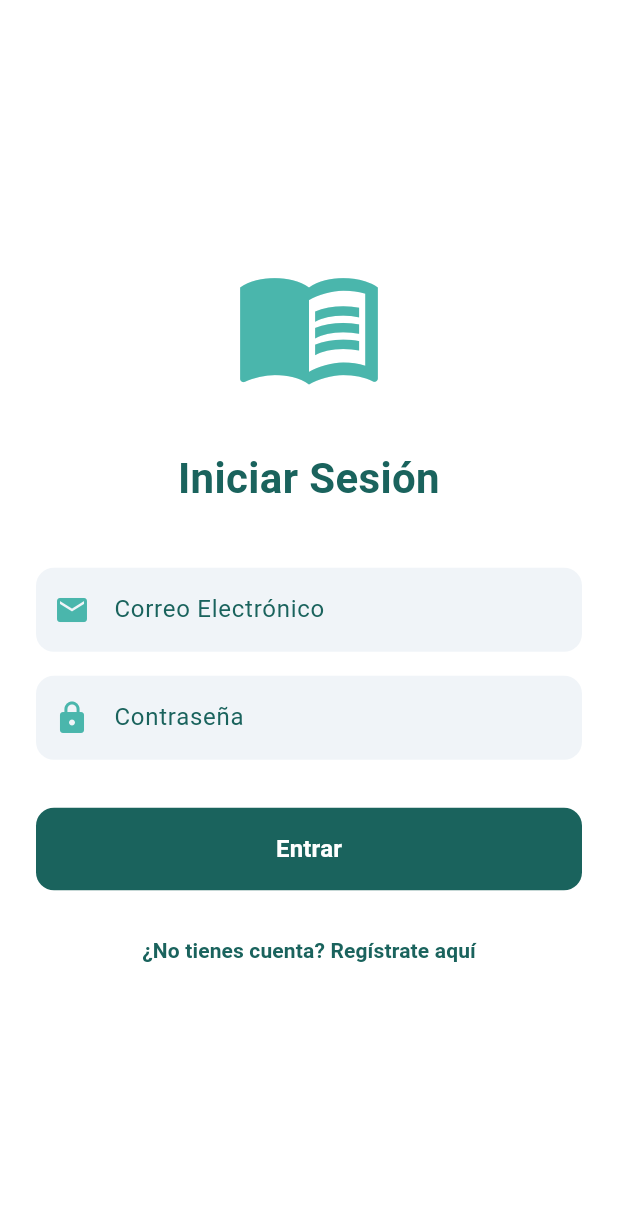
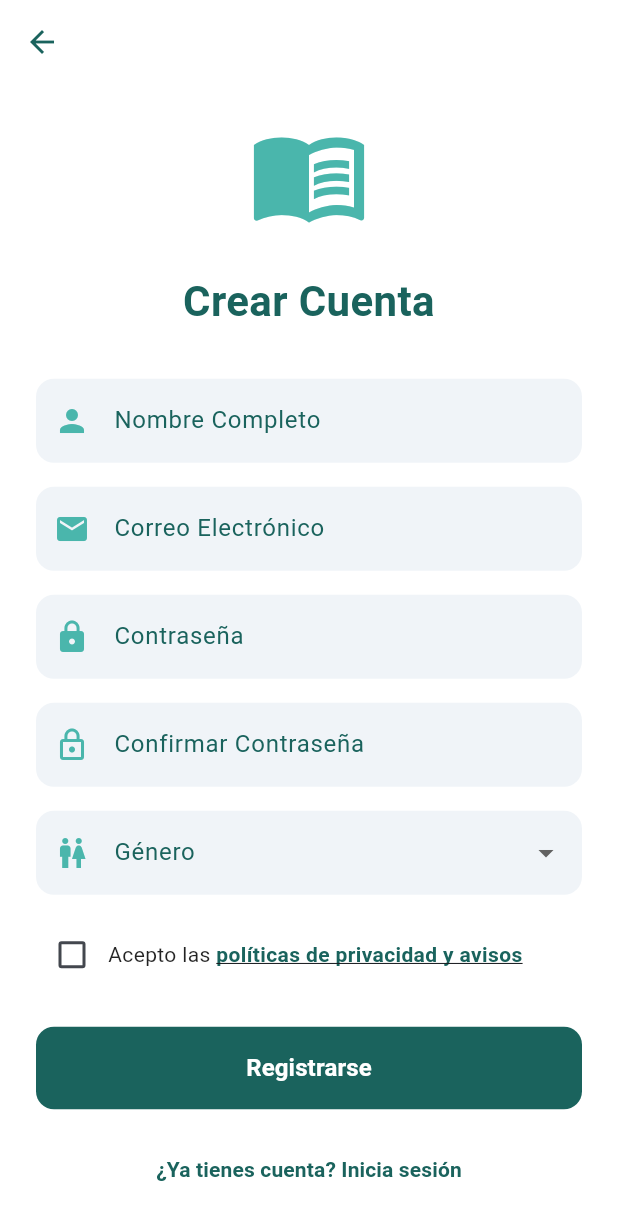
Before and after one commit to Jon-utvam/EstuAgenda-v2, a Flutter app: the screen it shows after launch, after a tap on "¿No tienes cuenta? Regístrate aquí", on a phone screen of 412 x 824 dp. Shown: the top 1220 px of the screen. Run offline on Flutter 3.47's test engine with Material 3 defaults, Android fonts, the phone set to English and light mode, and no system bars.

Commit message:
feat: pantalla de registro completa con genero y politicas de privacidad

```diff
--- a/estu_agenda/lib/screens/login_screen.dart
+++ b/estu_agenda/lib/screens/login_screen.dart
@@ -1,4 +1,5 @@
 import 'package:flutter/material.dart';
+import 'register_screen.dart';
 
 class LoginScreen extends StatefulWidget {
   const LoginScreen({super.key});
@@ -153,8 +154,11 @@ class _LoginScreenState extends State<LoginScreen> {
                   // Botón para ir al Registro
                   TextButton(
                     onPressed: () {
-                      // Aquí conectaremos la pantalla de registro
-                    },
+                        Navigator.push(
+                            context,
+                            MaterialPageRoute(builder: (context) => const RegisterScreen()),
+                            );
+                            },
                     style: TextButton.styleFrom(
                       foregroundColor: stuDark,
                     ),
--- /dev/null
+++ b/estu_agenda/lib/screens/register_screen.dart
@@ -0,0 +1,378 @@
+import 'package:flutter/material.dart';
+
+class RegisterScreen extends StatefulWidget {
+  const RegisterScreen({super.key});
+
+  @override
+  State<RegisterScreen> createState() => _RegisterScreenState();
+}
+
+class _RegisterScreenState extends State<RegisterScreen> {
+  final _formKey = GlobalKey<FormState>();
+
+  final TextEditingController _nameController = TextEditingController();
+  final TextEditingController _emailController = TextEditingController();
+  final TextEditingController _passwordController = TextEditingController();
+  final TextEditingController _confirmPasswordController = TextEditingController();
+
+  // Variables para el género y las políticas
+  String? _selectedGender;
+  bool _acceptedTerms = false;
+
+  // Paleta de colores
+  final Color stuDark = const Color(0xFF1A635D);
+  final Color stuVibrant = const Color(0xFF4AB6AC);
+  final Color stuInput = const Color(0xFFF0F4F8);
+
+  void _register() {
+    // Validar formulario primero
+    if (_formKey.currentState!.validate()) {
+      // Validar si aceptó las políticas de privacidad
+      if (!_acceptedTerms) {
+        ScaffoldMessenger.of(context).showSnackBar(
+          const SnackBar(
+            content: Text('Debes aceptar las políticas de privacidad y avisos para continuar.'),
+            backgroundColor: Colors.redAccent,
+          ),
+        );
+        return;
+      }
+
+      // Si todo está correcto
+      ScaffoldMessenger.of(context).showSnackBar(
+        SnackBar(
+          content: const Text('Registrando usuario...'),
+          backgroundColor: stuDark,
+        ),
+      );
+    }
+  }
+
+  // Ventana emergente para mostrar los avisos/políticas
+  void _showPrivacyPolicy() {
+    showDialog(
+      context: context,
+      builder: (context) => AlertDialog(
+        shape: RoundedRectangleBorder(
+          borderRadius: BorderRadius.circular(16),
+        ),
+        title: Text(
+          'Políticas de Privacidad y Avisos',
+          style: TextStyle(color: stuDark, fontWeight: FontWeight.bold),
+        ),
+        content: const SingleChildScrollView(
+          child: Text(
+            '(aquí irán los avisos)',
+            style: TextStyle(fontSize: 16),
+          ),
+        ),
+        actions: [
+          TextButton(
+            onPressed: () => Navigator.pop(context),
+            child: Text(
+              'Cerrar',
+              style: TextStyle(color: stuDark, fontWeight: FontWeight.bold),
+            ),
+          ),
+        ],
+      ),
+    );
+  }
+
+  @override
+  void dispose() {
+    _nameController.dispose();
+    _emailController.dispose();
+    _passwordController.dispose();
+    _confirmPasswordController.dispose();
+    super.dispose();
+  }
+
+  @override
+  Widget build(BuildContext context) {
+    return Scaffold(
+      backgroundColor: Colors.white,
+      appBar: AppBar(
+        backgroundColor: Colors.transparent,
+        elevation: 0,
+        leading: IconButton(
+          icon: Icon(Icons.arrow_back, color: stuDark),
+          onPressed: () => Navigator.pop(context),
+        ),
+      ),
+      body: SafeArea(
+        child: Center(
+          child: SingleChildScrollView(
+            padding: const EdgeInsets.symmetric(horizontal: 24.0, vertical: 8.0),
+            child: Form(
+              key: _formKey,
+              child: Column(
+                mainAxisAlignment: MainAxisAlignment.center,
+                crossAxisAlignment: CrossAxisAlignment.stretch,
+                children: [
+                  // Ícono de libro (igual al login)
+                  Icon(
+                    Icons.menu_book,
+                    size: 80,
+                    color: stuVibrant,
+                  ),
+                  const SizedBox(height: 24),
+                  Text(
+                    'Crear Cuenta',
+                    style: TextStyle(
+                      fontSize: 28,
+                      fontWeight: FontWeight.bold,
+                      color: stuDark,
+                    ),
+                    textAlign: TextAlign.center,
+                  ),
+                  const SizedBox(height: 32),
+
+                  // Campo de Nombre
+                  TextFormField(
+                    controller: _nameController,
+                    cursorColor: stuDark,
+                    decoration: InputDecoration(
+                      labelText: 'Nombre Completo',
+                      labelStyle: TextStyle(color: stuDark),
+                      filled: true,
+                      fillColor: stuInput,
+                      border: OutlineInputBorder(
+                        borderRadius: BorderRadius.circular(12),
+                        borderSide: BorderSide.none,
+                      ),
+                      focusedBorder: OutlineInputBorder(
+                        borderRadius: BorderRadius.circular(12),
+                        borderSide: BorderSide(color: stuVibrant, width: 2),
+                      ),
+                      prefixIcon: Icon(Icons.person, color: stuVibrant),
+                    ),
+                    validator: (value) {
+                      if (value == null || value.isEmpty) {
+                        return 'Por favor ingresa tu nombre';
+                      }
+                      return null;
+                    },
+                  ),
+                  const SizedBox(height: 16),
+
+                  // Campo de Correo
+                  TextFormField(
+                    controller: _emailController,
+                    keyboardType: TextInputType.emailAddress,
+                    cursorColor: stuDark,
+                    decoration: InputDecoration(
+                      labelText: 'Correo Electrónico',
+                      labelStyle: TextStyle(color: stuDark),
+                      filled: true,
+                      fillColor: stuInput,
+                      border: OutlineInputBorder(
+                        borderRadius: BorderRadius.circular(12),
+                        borderSide: BorderSide.none,
+                      ),
+                      focusedBorder: OutlineInputBorder(
+                        borderRadius: BorderRadius.circular(12),
+                        borderSide: BorderSide(color: stuVibrant, width: 2),
+                      ),
+                      prefixIcon: Icon(Icons.email, color: stuVibrant),
+                    ),
+                    validator: (value) {
+                      if (value == null || value.isEmpty) {
+                        return 'Por favor ingresa tu correo';
+                      }
+                      if (!value.contains('@')) {
+                        return 'Ingresa un correo válido';
+                      }
+                      return null;
+                    },
+                  ),
+                  const SizedBox(height: 16),
+
+                  // Campo de Contraseña
+                  TextFormField(
+                    controller: _passwordController,
+                    obscureText: true,
+                    cursorColor: stuDark,
+                    decoration: InputDecoration(
+                      labelText: 'Contraseña',
+                      labelStyle: TextStyle(color: stuDark),
+                      filled: true,
+                      fillColor: stuInput,
+                      border: OutlineInputBorder(
+                        borderRadius: BorderRadius.circular(12),
+                        borderSide: BorderSide.none,
+                      ),
+                      focusedBorder: OutlineInputBorder(
+                        borderRadius: BorderRadius.circular(12),
+                        borderSide: BorderSide(color: stuVibrant, width: 2),
+                      ),
+                      prefixIcon: Icon(Icons.lock, color: stuVibrant),
+                    ),
+                    validator: (value) {
+                      if (value == null || value.isEmpty) {
+                        return 'Por favor ingresa tu contraseña';
+                      }
+                      if (value.length < 6) {
+                        return 'La contraseña debe tener al menos 6 caracteres';
+                      }
+                      return null;
+                    },
+                  ),
+                  const SizedBox(height: 16),
+
+                  // Campo de Confirmar Contraseña
+                  TextFormField(
+                    controller: _confirmPasswordController,
+                    obscureText: true,
+                    cursorColor: stuDark,
+                    decoration: InputDecoration(
+                      labelText: 'Confirmar Contraseña',
+                      labelStyle: TextStyle(color: stuDark),
+                      filled: true,
+                      fillColor: stuInput,
+                      border: OutlineInputBorder(
+                        borderRadius: BorderRadius.circular(12),
+                        borderSide: BorderSide.none,
+                      ),
+                      focusedBorder: OutlineInputBorder(
+                        borderRadius: BorderRadius.circular(12),
+                        borderSide: BorderSide(color: stuVibrant, width: 2),
+                      ),
+                      prefixIcon: Icon(Icons.lock_outline, color: stuVibrant),
+                    ),
+                    validator: (value) {
+                      if (value == null || value.isEmpty) {
+                        return 'Por favor confirma tu contraseña';
+                      }
+                      if (value != _passwordController.text) {
+                        return 'Las contraseñas no coinciden';
+                      }
+                      return null;
+                    },
+                  ),
+                  const SizedBox(height: 16),
+
+                  // Desplegable de Género
+                  DropdownButtonFormField<String>(
+                    value: _selectedGender,
+                    decoration: InputDecoration(
+                      labelText: 'Género',
+                      labelStyle: TextStyle(color: stuDark),
+                      filled: true,
+                      fillColor: stuInput,
+                      border: OutlineInputBorder(
+                        borderRadius: BorderRadius.circular(12),
+                        borderSide: BorderSide.none,
+                      ),
+                      focusedBorder: OutlineInputBorder(
+                        borderRadius: BorderRadius.circular(12),
+                        borderSide: BorderSide(color: stuVibrant, width: 2),
+                      ),
+                      prefixIcon: Icon(Icons.wc, color: stuVibrant),
+                    ),
+                    items: const [
+                      DropdownMenuItem(
+                        value: 'Masculino',
+                        child: Text('Masculino'),
+                      ),
+                      DropdownMenuItem(
+                        value: 'Femenino',
+                        child: Text('Femenino'),
+                      ),
+                      DropdownMenuItem(
+                        value: 'No binario',
+                        child: Text('No binario'),
+                      ),
+                    ],
+                    onChanged: (value) {
+                      setState(() {
+                        _selectedGender = value;
+                      });
+                    },
+                    validator: (value) {
+                      if (value == null || value.isEmpty) {
+                        return 'Por favor selecciona tu género';
+                      }
+                      return null;
+                    },
+                  ),
+                  const SizedBox(height: 16),
+
+                  // Casilla de Aceptación de Políticas y Avisos
+                  Row(
+                    children: [
+                      Checkbox(
+                        value: _acceptedTerms,
+                        activeColor: stuDark,
+                        onChanged: (bool? value) {
+                          setState(() {
+                            _acceptedTerms = value ?? false;
+                          });
+                        },
+                      ),
+                      Expanded(
+                        child: GestureDetector(
+                          onTap: _showPrivacyPolicy,
+                          child: Text.rich(
+                            TextSpan(
+                              text: 'Acepto las ',
+                              style: const TextStyle(color: Colors.black87),
+                              children: [
+                                TextSpan(
+                                  text: 'políticas de privacidad y avisos',
+                                  style: TextStyle(
+                                    color: stuDark,
+                                    fontWeight: FontWeight.bold,
+                                    decoration: TextDecoration.underline,
+                                  ),
+                                ),
+                              ],
+                            ),
+                          ),
+                        ),
+                      ),
+                    ],
+                  ),
+                  const SizedBox(height: 24),
+
+                  // Botón de Registro
+                  ElevatedButton(
+                    onPressed: _register,
+                    style: ElevatedButton.styleFrom(
+                      backgroundColor: stuDark,
+                      foregroundColor: Colors.white,
+                      padding: const EdgeInsets.symmetric(vertical: 16),
+                      shape: RoundedRectangleBorder(
+                        borderRadius: BorderRadius.circular(12),
+                      ),
+                      elevation: 0,
+                    ),
+                    child: const Text(
+                      'Registrarse',
+                      style: TextStyle(fontSize: 16, fontWeight: FontWeight.bold),
+                    ),
+                  ),
+                  const SizedBox(height: 16),
+
+                  // Botón para regresar al Login
+                  TextButton(
+                    onPressed: () {
+                      Navigator.pop(context);
+                    },
+                    style: TextButton.styleFrom(
+                      foregroundColor: stuDark,
+                    ),
+                    child: const Text(
+                      '¿Ya tienes cuenta? Inicia sesión',
+                      style: TextStyle(fontWeight: FontWeight.w600),
+                    ),
+                  ),
+                ],
+              ),
+            ),
+          ),
+        ),
+      ),
+    );
+  }
+}
```
